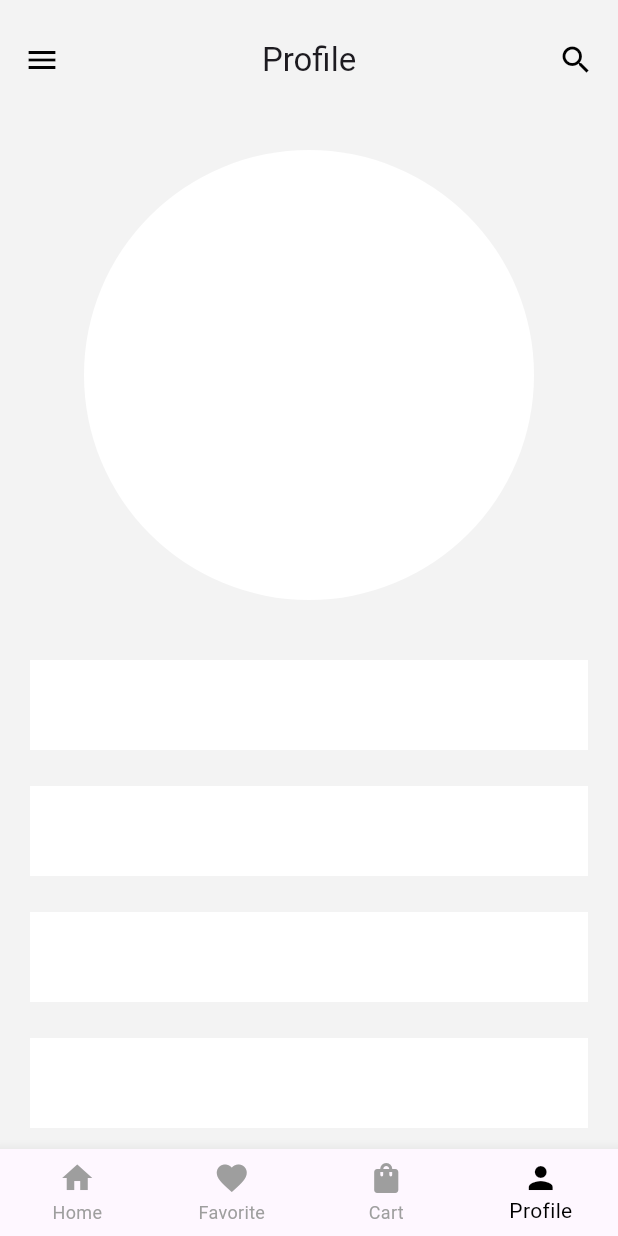
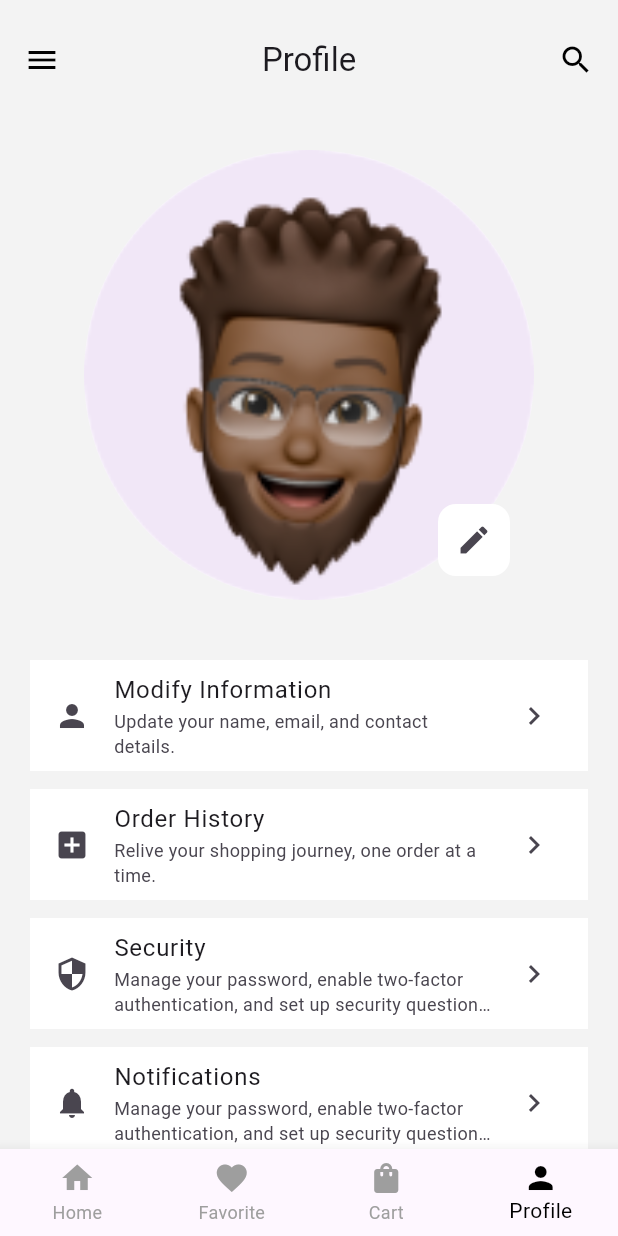
Before and after one commit to holumuyiwa-emnac/store-app, a Flutter app: the screen it shows after launch, item 4 of the bottom bar chosen, on a phone screen of 412 x 824 dp. Run offline on Flutter 3.47's test engine with Material 3 defaults, Android fonts, the phone set to English and light mode, and no system bars.

Commit message:
"Updated cart page, favorite page, home page, profile page, and cart_and_favorite_card widget with new layout and design changes."

```diff
--- a/lib/Pages/home_page.dart
+++ b/lib/Pages/home_page.dart
@@ -1,8 +1,8 @@
 // ignore_for_file: prefer_const_constructors, prefer_const_literals_to_create_immutables
 
 import 'package:flutter/material.dart';
-import 'package:store_app/Pages/product_page.dart';
-import 'package:store_app/components/category_card.dart';
+import '../Pages/product_page.dart';
+import '../components/category_card.dart';
 import '../components/product_card.dart';
 import '../components/product_card_big.dart';
 
--- a/lib/Pages/profile_page.dart
+++ b/lib/Pages/profile_page.dart
@@ -17,9 +17,20 @@ class ProfilePage extends StatelessWidget {
               child: Container(
                 width: 300,
                 height: 300,
+                alignment: Alignment.bottomRight,
+                padding: EdgeInsets.only(right: 16, bottom: 16),
                 decoration: BoxDecoration(
+                    image: DecorationImage(
+                        fit: BoxFit.fill,
+                        image: AssetImage('assets/image.png')),
                     borderRadius: BorderRadius.circular(200),
                     color: Colors.white),
+                child: Container(
+                    decoration: BoxDecoration(
+                        color: Colors.white,
+                        borderRadius: BorderRadius.circular(12)),
+                    child:
+                        IconButton(onPressed: () {}, icon: Icon(Icons.edit))),
               ),
             ),
             SizedBox(
@@ -27,31 +38,63 @@ class ProfilePage extends StatelessWidget {
             ),
             Column(
               children: [
-                Container(
-                  height: 60,
-                  color: Colors.white,
+                ListTile(
+                  leading: Icon(Icons.person),
+                  title: Text('Modify Information'),
+                  subtitle: Text(
+                    'Update your name, email, and contact details.',
+                    style: TextStyle(fontSize: 12),
+                    overflow: TextOverflow.ellipsis,
+                    maxLines: 2,
+                  ),
+                  trailing: Icon(Icons.chevron_right),
+                  tileColor: Colors.white,
                 ),
                 SizedBox(
-                  height: 24,
+                  height: 12,
                 ),
-                Container(
-                  height: 60,
-                  color: Colors.white,
+                ListTile(
+                  leading: Icon(Icons.add_box),
+                  title: Text('Order History'),
+                  subtitle: Text(
+                    'Relive your shopping journey, one order at a time.',
+                    style: TextStyle(fontSize: 12),
+                    overflow: TextOverflow.ellipsis,
+                    maxLines: 2,
+                  ),
+                  trailing: Icon(Icons.chevron_right),
+                  tileColor: Colors.white,
                 ),
                 SizedBox(
-                  height: 24,
+                  height: 12,
                 ),
-                Container(
-                  height: 60,
-                  color: Colors.white,
+                ListTile(
+                  leading: Icon(Icons.security),
+                  title: Text('Security'),
+                  subtitle: Text(
+                    'Manage your password, enable two-factor authentication, and set up security questions.',
+                    style: TextStyle(fontSize: 12),
+                    overflow: TextOverflow.ellipsis,
+                    maxLines: 2,
+                  ),
+                  trailing: Icon(Icons.chevron_right),
+                  tileColor: Colors.white,
                 ),
                 SizedBox(
-                  height: 24,
+                  height: 12,
                 ),
-                Container(
-                  height: 60,
-                  color: Colors.white,
-                )
+                ListTile(
+                  leading: Icon(Icons.notifications),
+                  title: Text('Notifications'),
+                  subtitle: Text(
+                    'Manage your password, enable two-factor authentication, and set up security questions.',
+                    style: TextStyle(fontSize: 12),
+                    overflow: TextOverflow.ellipsis,
+                    maxLines: 2,
+                  ),
+                  trailing: Icon(Icons.chevron_right),
+                  tileColor: Colors.white,
+                ),
               ],
             )
           ],
--- a/lib/main.dart
+++ b/lib/main.dart
@@ -1,11 +1,11 @@
 // ignore_for_file: prefer_const_constructors, prefer_const_literals_to_create_immutables
 
 import 'package:flutter/material.dart';
-import 'package:store_app/Pages/cart_page.dart';
-import 'package:store_app/Pages/favorite_page.dart';
-import 'package:store_app/Pages/home_page.dart';
-import 'package:store_app/Pages/product_page.dart';
-import 'package:store_app/Pages/profile_page.dart';
+import '../Pages/cart_page.dart';
+import '../Pages/favorite_page.dart';
+import '../Pages/home_page.dart';
+import '../Pages/product_page.dart';
+import '../Pages/profile_page.dart';
 
 void main() {
   runApp(const StoreApp());
@@ -135,17 +135,6 @@ class _StoreAppState extends State<StoreApp> {
                 title: Text('OFFERS'),
                 contentPadding: EdgeInsets.only(left: 24),
               ),
-              ListTile(
-                leading: Container(
-                    padding: EdgeInsets.all(6),
-                    decoration: BoxDecoration(
-                      borderRadius: BorderRadius.circular(4),
-                      color: Colors.black,
-                    ),
-                    child: Icon(Icons.settings, color: Colors.white)),
-                title: Text('SETTINGS'),
-                contentPadding: EdgeInsets.only(left: 24),
-              )
             ],
           ),
         ),
--- a/pubspec.yaml
+++ b/pubspec.yaml
@@ -63,6 +63,7 @@ flutter:
      - assets/product.png
      - assets/women.png
      - assets/men.png
+     - assets/image.png
      - assets/kids.png
 
   # An image asset can refer to one or more resolution-specific "variants", see
```
Also changed, not shown: lib/Pages/cart_page.dart (+41 -11 lines), lib/Pages/favorite_page.dart (+39 -17 lines), lib/components/cart_and_favorite_card.dart (+16 -3 lines), assets/image.png (added).
